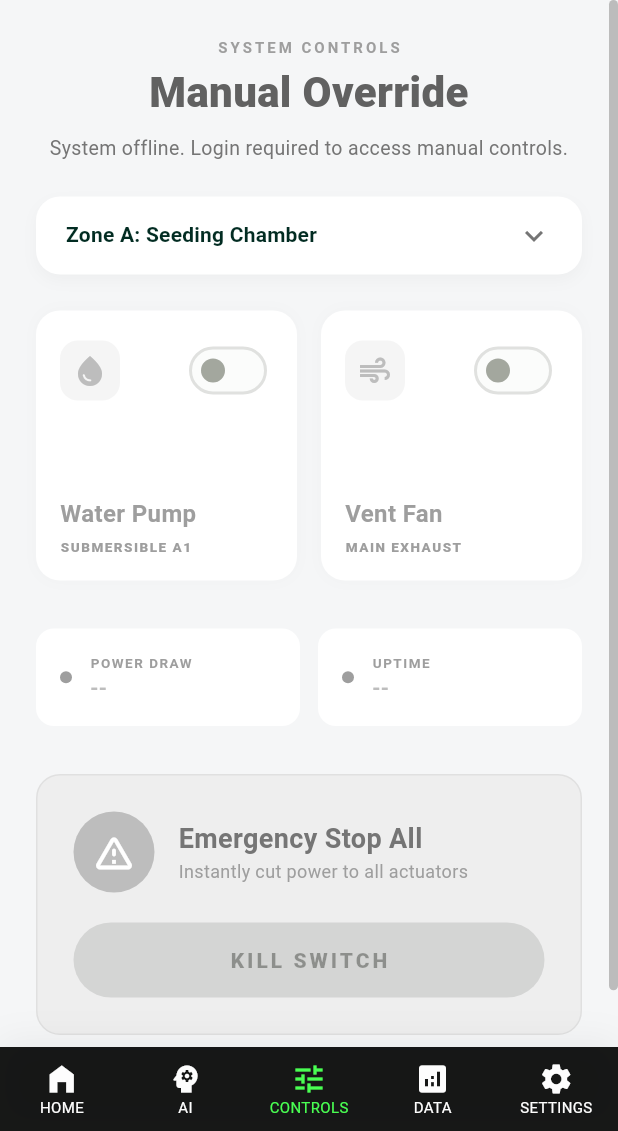
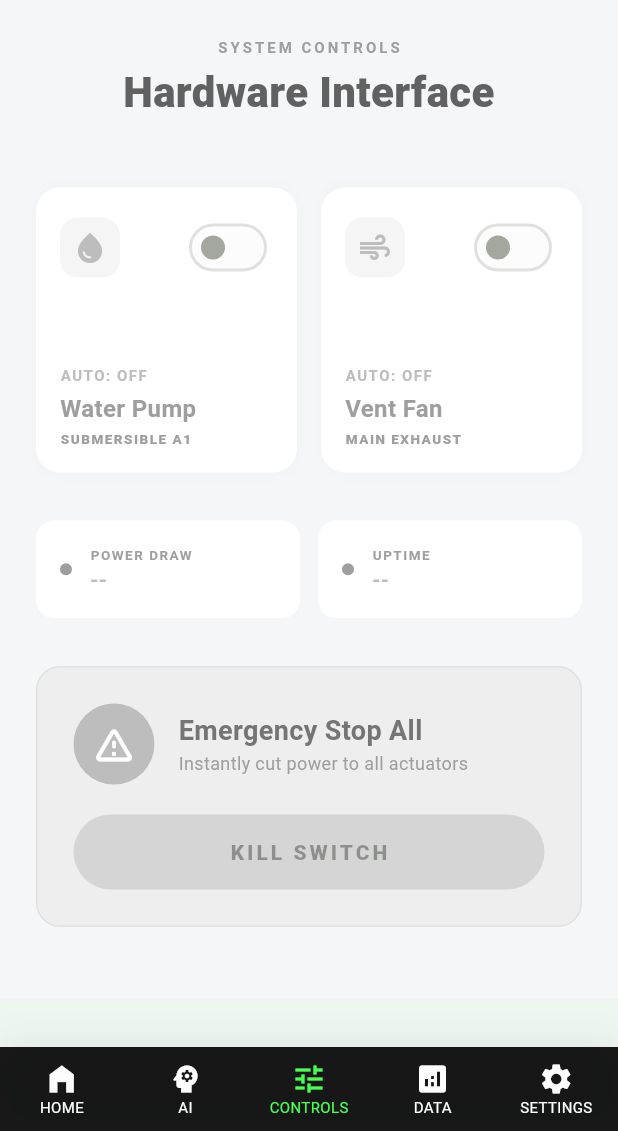
Before and after one commit to zhilimmm/SensorHub_AI, a Flutter app: the screen it shows after launch, item 3 of the bottom bar chosen, on a phone screen of 412 x 824 dp, the part 105-1236 px from its top. Run offline on Flutter 3.47's test engine with Material 3 defaults, Android fonts, the light colour scheme and no system bars; our stand-ins replace supabase_flutter; accounts and stored records are empty; Roboto replaces fonts that are missing (Manrope).

Commit message:
control tab updated, human allowed to override the hardware device (fan verified)

```diff
--- a/lib/screens/control_tab.dart
+++ b/lib/screens/control_tab.dart
@@ -14,24 +14,23 @@ class _ControlsTabState extends State<ControlsTab> {
   bool _hasProfileData = false;
   bool get _isActive => widget.isLoggedIn && _hasProfileData;
 
-  // Toggle States
-  bool _pumpOn = false;
-  bool _fanOn = false;
+  // Track Mode
+  bool _automationActive = true;
 
-  // ⭐ NEW: Zone Dropdown State
-  String _selectedZone = 'Zone A: Seeding Chamber';
-  final List<String> _zones = [
-    'Zone A: Seeding Chamber',
-    'Zone B: Harvest Ready Bay',
-    'Zone C: Idle',
-    'All Zones'
-  ];
+  // Track Manual States
+  bool _manualPumpOn = false;
+  bool _manualFanOn = false;
+
+  // Track Auto States
+  bool _autoPumpOn = false;
+  bool _autoFanOn = false;
 
   @override
   void initState() {
     super.initState();
     if (widget.isLoggedIn) {
       _checkProfileStatus();
+      _setupRealtimeStreams();
     }
   }
 
@@ -47,6 +46,80 @@ class _ControlsTabState extends State<ControlsTab> {
       }
     } catch (e) {
       debugPrint("ControlsTab error: $e");
+    }
+  }
+
+  void _setupRealtimeStreams() {
+    // 1. Listen for Mode and Manual Overrides
+    Supabase.instance.client
+        .from('device_controls')
+        .stream(primaryKey: ['id'])
+        .eq('id', 1)
+        .listen((List<Map<String, dynamic>> records) {
+      if (mounted && records.isNotEmpty) {
+        setState(() {
+          _automationActive = records.first['automation_active'] ?? true;
+          _manualPumpOn = records.first['pump_manual_override'] ?? false;
+          _manualFanOn = records.first['fan_manual_override'] ?? false;
+        });
+      }
+    });
+
+    // 2. Listen for Live Sensor Triggers
+    Supabase.instance.client
+        .from('sweet_potato_leave_data')
+        .stream(primaryKey: ['id'])
+        .order('created_at', ascending: false)
+        .limit(1)
+        .listen((List<Map<String, dynamic>> records) {
+      if (mounted && records.isNotEmpty) {
+        setState(() {
+          _autoPumpOn = (records.first['irrigation_need'] == 1);
+          _autoFanOn = (records.first['ventilation_need'] == 1);
+        });
+      }
+    });
+  }
+
+  // Switches system between AI Auto and Manual Override
+  Future<void> _setAutomationMode(bool isActive) async {
+    try {
+      await Supabase.instance.client
+          .from('device_controls')
+          .update({'automation_active': isActive})
+          .eq('id', 1);
+    } catch (e) {
+      debugPrint("Error setting mode: $e");
+    }
+  }
+
+  // Sends the manual command and instantly pauses AI if it was running
+  Future<void> _toggleDevice(String deviceColumn, bool turnOn) async {
+    if (_automationActive) {
+      _setAutomationMode(false); // Pause AI when user intervenes
+    }
+    try {
+      await Supabase.instance.client
+          .from('device_controls')
+          .update({deviceColumn: turnOn})
+          .eq('id', 1);
+    } catch (e) {
+      debugPrint("Error updating $deviceColumn: $e");
+    }
+  }
+
+  Future<void> _emergencyStopAll() async {
+    try {
+      await Supabase.instance.client
+          .from('device_controls')
+          .update({
+            'automation_active': false,
+            'pump_manual_override': false,
+            'fan_manual_override': false
+          })
+          .eq('id', 1);
+    } catch (e) {
+      debugPrint("Error triggering kill switch: $e");
     }
   }
 
@@ -66,7 +139,7 @@ class _ControlsTabState extends State<ControlsTab> {
             crossAxisAlignment: CrossAxisAlignment.start,
             children: [
               _buildTopTitles(),
-              _buildZoneDropdown(), // ⭐ Added the zone dropdown
+              if (_isActive) _buildAutomationBanner(),
               const SizedBox(height: 24),
               _buildGrid(),
               const SizedBox(height: 32),
@@ -88,96 +161,43 @@ class _ControlsTabState extends State<ControlsTab> {
       child: Column(
         crossAxisAlignment: CrossAxisAlignment.center,
         children: [
-          Text(
-            'SYSTEM CONTROLS',
-            style: TextStyle(fontSize: 10, fontWeight: FontWeight.bold, letterSpacing: 2, color: _isActive ? const Color(0xFF005A3C) : Colors.grey.shade500)
-          ),
+          Text('SYSTEM CONTROLS', style: TextStyle(fontSize: 10, fontWeight: FontWeight.bold, letterSpacing: 2, color: _isActive ? const Color(0xFF005A3C) : Colors.grey.shade500)),
           const SizedBox(height: 8),
-          Text(
-            'Manual Override',
-            style: TextStyle(fontSize: 28, fontWeight: FontWeight.w900, color: _isActive ? const Color(0xFF022C22) : Colors.grey.shade700, height: 1.1),
-            textAlign: TextAlign.center,
-          ),
-          const SizedBox(height: 12),
-          Text(
-            _isActive ? 'Direct hardware control interface. AI automation is currently active, manual changes will pause auto-optimization.' : 'System offline. Login required to access manual controls.',
-            style: TextStyle(fontSize: 13, color: Colors.grey.shade600, height: 1.4),
-            textAlign: TextAlign.center,
-          ),
+          Text('Hardware Interface', style: TextStyle(fontSize: 28, fontWeight: FontWeight.w900, color: _isActive ? const Color(0xFF022C22) : Colors.grey.shade700, height: 1.1), textAlign: TextAlign.center),
         ],
       ),
     );
   }
 
-  // ⭐ NEW: Zone Dropdown Widget
-  Widget _buildZoneDropdown() {
+  // ⭐ NEW: Banner that shows if AI is running or paused
+  Widget _buildAutomationBanner() {
     return Container(
       width: double.infinity,
-      padding: const EdgeInsets.symmetric(horizontal: 20, vertical: 2),
+      padding: const EdgeInsets.symmetric(horizontal: 20, vertical: 16),
       decoration: BoxDecoration(
-        color: Colors.white,
-        borderRadius: BorderRadius.circular(16),
-        boxShadow: [BoxShadow(color: Colors.black.withOpacity(0.03), blurRadius: 8, offset: const Offset(0, 4))],
+        color: _automationActive ? Colors.white : const Color(0xFFFFF7ED),
+        border: Border.all(color: _automationActive ? Colors.transparent : const Color(0xFFF6AD55), width: 2),
+        borderRadius: BorderRadius.circular(20),
+        boxShadow: [BoxShadow(color: Colors.black.withOpacity(0.04), blurRadius: 10, offset: const Offset(0, 4))],
       ),
-      child: DropdownButtonHideUnderline(
-        child: DropdownButton<String>(
-          isExpanded: true,
-          value: _selectedZone,
-          icon: Icon(Icons.keyboard_arrow_down, color: Colors.grey.shade600),
-          items: _zones.map((String value) {
-            return DropdownMenuItem<String>(
-              value: value,
-              child: Text(value, style: const TextStyle(color: Color(0xFF022C22), fontWeight: FontWeight.bold, fontSize: 14)),
-            );
-          }).toList(),
-          onChanged: _isActive ? (String? newValue) {
-            if (newValue != null) {
-              setState(() { _selectedZone = newValue; });
-            }
-          } : null,
-        ),
-      ),
-    );
-  }
-
-  Widget _buildEmergencyStop() {
-    return Container(
-      padding: const EdgeInsets.all(24),
-      decoration: BoxDecoration(
-        color: _isActive ? const Color(0xFFF95630).withOpacity(0.1) : Colors.grey.shade200,
-        borderRadius: BorderRadius.circular(16),
-        border: Border.all(color: _isActive ? const Color(0xFFF95630).withOpacity(0.3) : Colors.grey.shade300),
-      ),
-      child: Column(
+      child: Row(
         children: [
-          Row(
-            children: [
-              Container(
-                padding: const EdgeInsets.all(12),
-                decoration: BoxDecoration(color: _isActive ? const Color(0xFFB02500) : Colors.grey.shade400, shape: BoxShape.circle),
-                child: const Icon(Icons.warning_amber_rounded, color: Colors.white, size: 30)
-              ),
-              const SizedBox(width: 16),
+          Icon(_automationActive ? Icons.smart_toy : Icons.front_hand, color: _automationActive ? const Color(0xFF064E3B) : const Color(0xFFDD6B20), size: 28),
+          const SizedBox(width: 12),
           Expanded(
             child: Column(
               crossAxisAlignment: CrossAxisAlignment.start,
               children: [
-                    Text('Emergency Stop All', style: TextStyle(fontSize: 18, fontWeight: FontWeight.bold, color: _isActive ? const Color(0xFF520C00) : Colors.grey.shade600)),
-                    Text('Instantly cut power to all actuators', style: TextStyle(fontSize: 12, color: _isActive ? const Color(0xFF520C00).withOpacity(0.8) : Colors.grey.shade500)),
+                Text(_automationActive ? 'AI Automation Active' : 'Manual Control Active', style: TextStyle(color: _automationActive ? const Color(0xFF064E3B) : const Color(0xFFDD6B20), fontWeight: FontWeight.bold, fontSize: 14)),
+                Text(_automationActive ? 'Sensors control the hardware.' : 'AI paused. Hardware locked to switches.', style: TextStyle(color: _automationActive ? Colors.grey.shade600 : const Color(0xFFDD6B20), fontSize: 11)),
               ],
             ),
-              )
-            ],
           ),
-          const SizedBox(height: 20),
-          SizedBox(
-            width: double.infinity,
-            height: 50,
-            child: ElevatedButton(
-              onPressed: _isActive ? () {} : null,
-              style: ElevatedButton.styleFrom(backgroundColor: const Color(0xFFB02500), foregroundColor: Colors.white, shape: RoundedRectangleBorder(borderRadius: BorderRadius.circular(30))),
-              child: const Text('KILL SWITCH', style: TextStyle(fontWeight: FontWeight.w900, letterSpacing: 2)),
-            ),
+          if (!_automationActive)
+            TextButton(
+              onPressed: () => _setAutomationMode(true),
+              style: TextButton.styleFrom(backgroundColor: const Color(0xFFDD6B20), padding: const EdgeInsets.symmetric(horizontal: 16)),
+              child: const Text("RESUME AI", style: TextStyle(color: Colors.white, fontSize: 11, fontWeight: FontWeight.bold)),
             )
         ],
       ),
@@ -187,37 +207,38 @@ class _ControlsTabState extends State<ControlsTab> {
   Widget _buildGrid() {
     return Row(
       children: [
-        // ⭐ UPDATED: Passed specific height and distinct light blue/cyan colors
-        Expanded(child: _buildControlCard('Water Pump', 'Submersible A1', Icons.water_drop, Colors.blue, Colors.blue.shade50, 180, _pumpOn, (v) => setState(() => _pumpOn = v))),
+        Expanded(child: _buildControlCard('Water Pump', 'Submersible A1', Icons.water_drop, Colors.blue, Colors.blue.shade50, 190, _autoPumpOn, _manualPumpOn, (val) => _toggleDevice('pump_manual_override', val))),
         const SizedBox(width: 16),
-        Expanded(child: _buildControlCard('Vent Fan', 'Main Exhaust', Icons.air, Colors.green, Colors.cyan.shade50, 180, _fanOn, (v) => setState(() => _fanOn = v))),
+        Expanded(child: _buildControlCard('Vent Fan', 'Main Exhaust', Icons.air, Colors.green, Colors.cyan.shade50, 190, _autoFanOn, _manualFanOn, (val) => _toggleDevice('fan_manual_override', val))),
       ],
     );
   }
 
-  // ⭐ UPDATED: Added height and bgColor parameters, and a Spacer to push text to the bottom
-  Widget _buildControlCard(String title, String sub, IconData icon, MaterialColor iconColor, Color bgColor, double height, bool val, Function(bool) onChanged) {
+  Widget _buildControlCard(String title, String sub, IconData icon, MaterialColor iconColor, Color bgColor, double height, bool autoState, bool manualState, Function(bool) onChanged) {
+    // If automation is ON, display the live AI state. If OFF, display the forced manual switch state.
+    bool displayState = _automationActive ? autoState : manualState;
+    String statusText = _automationActive ? (autoState ? "AUTO: ON" : "AUTO: OFF") : (manualState ? "FORCED: ON" : "FORCED: OFF");
+    Color statusColor = _automationActive ? (autoState ? const Color(0xFFED8936) : Colors.grey.shade400) : (manualState ? iconColor.shade700 : Colors.grey.shade500);
+
     return Container(
       height: height,
       padding: const EdgeInsets.all(16),
-      decoration: BoxDecoration(
-        color: _isActive ? bgColor : Colors.white,
-        borderRadius: BorderRadius.circular(16),
-        boxShadow: [BoxShadow(color: Colors.black.withOpacity(0.02), blurRadius: 8)]
-      ),
+      decoration: BoxDecoration(color: _isActive && displayState ? bgColor : Colors.white, borderRadius: BorderRadius.circular(16), boxShadow: [BoxShadow(color: Colors.black.withOpacity(0.02), blurRadius: 8)]),
       child: Column(
         crossAxisAlignment: CrossAxisAlignment.start,
         children: [
           Row(
             mainAxisAlignment: MainAxisAlignment.spaceBetween,
             children: [
-              Container(padding: const EdgeInsets.all(8), decoration: BoxDecoration(color: _isActive ? iconColor.shade100 : Colors.grey.shade100, borderRadius: BorderRadius.circular(12)), child: Icon(icon, color: _isActive ? iconColor.shade700 : Colors.grey.shade400)),
-              Switch(value: _isActive ? val : false, onChanged: _isActive ? onChanged : null, activeThumbColor: const Color(0xFF006947)),
+              Container(padding: const EdgeInsets.all(8), decoration: BoxDecoration(color: _isActive && displayState ? iconColor.shade100 : Colors.grey.shade100, borderRadius: BorderRadius.circular(12)), child: Icon(icon, color: _isActive && displayState ? iconColor.shade700 : Colors.grey.shade400)),
+              Switch(value: _isActive ? displayState : false, onChanged: _isActive ? onChanged : null, activeThumbColor: const Color(0xFF006947)),
             ],
           ),
-          const Spacer(), // ⭐ Pushes the text down so the card feels tall and substantial
+          const Spacer(),
+          Text(statusText, style: TextStyle(fontSize: 10, fontWeight: FontWeight.bold, color: statusColor, letterSpacing: 1)),
+          const SizedBox(height: 4),
           Text(title, style: TextStyle(fontSize: 16, fontWeight: FontWeight.bold, color: _isActive ? const Color(0xFF2C2F30) : Colors.grey.shade500)),
-          const SizedBox(height: 4),
+          const SizedBox(height: 2),
           Text(sub.toUpperCase(), style: TextStyle(fontSize: 9, fontWeight: FontWeight.w900, letterSpacing: 1, color: Colors.grey.shade500)),
         ],
       ),
@@ -253,4 +274,32 @@ class _ControlsTabState extends State<ControlsTab> {
       ),
     );
   }
+
+  Widget _buildEmergencyStop() {
+    return Container(
+      padding: const EdgeInsets.all(24),
+      decoration: BoxDecoration(color: _isActive ? const Color(0xFFF95630).withOpacity(0.1) : Colors.grey.shade200, borderRadius: BorderRadius.circular(16), border: Border.all(color: _isActive ? const Color(0xFFF95630).withOpacity(0.3) : Colors.grey.shade300)),
+      child: Column(
+        children: [
+          Row(
+            children: [
+              Container(padding: const EdgeInsets.all(12), decoration: BoxDecoration(color: _isActive ? const Color(0xFFB02500) : Colors.grey.shade400, shape: BoxShape.circle), child: const Icon(Icons.warning_amber_rounded, color: Colors.white, size: 30)),
+              const SizedBox(width: 16),
+              Expanded(
+                child: Column(
+                  crossAxisAlignment: CrossAxisAlignment.start,
+                  children: [
+                    Text('Emergency Stop All', style: TextStyle(fontSize: 18, fontWeight: FontWeight.bold, color: _isActive ? const Color(0xFF520C00) : Colors.grey.shade600)),
+                    Text('Instantly cut power to all actuators', style: TextStyle(fontSize: 12, color: _isActive ? const Color(0xFF520C00).withOpacity(0.8) : Colors.grey.shade500)),
+                  ],
+                ),
+              )
+            ],
+          ),
+          const SizedBox(height: 20),
+          SizedBox(width: double.infinity, height: 50, child: ElevatedButton(onPressed: _isActive ? _emergencyStopAll : null, style: ElevatedButton.styleFrom(backgroundColor: const Color(0xFFB02500), foregroundColor: Colors.white, shape: RoundedRectangleBorder(borderRadius: BorderRadius.circular(30))), child: const Text('KILL SWITCH', style: TextStyle(fontWeight: FontWeight.w900, letterSpacing: 2)))),
+        ],
+      ),
+    );
   }
+}
```
Lines whose indentation alone changed are shown as unchanged.
